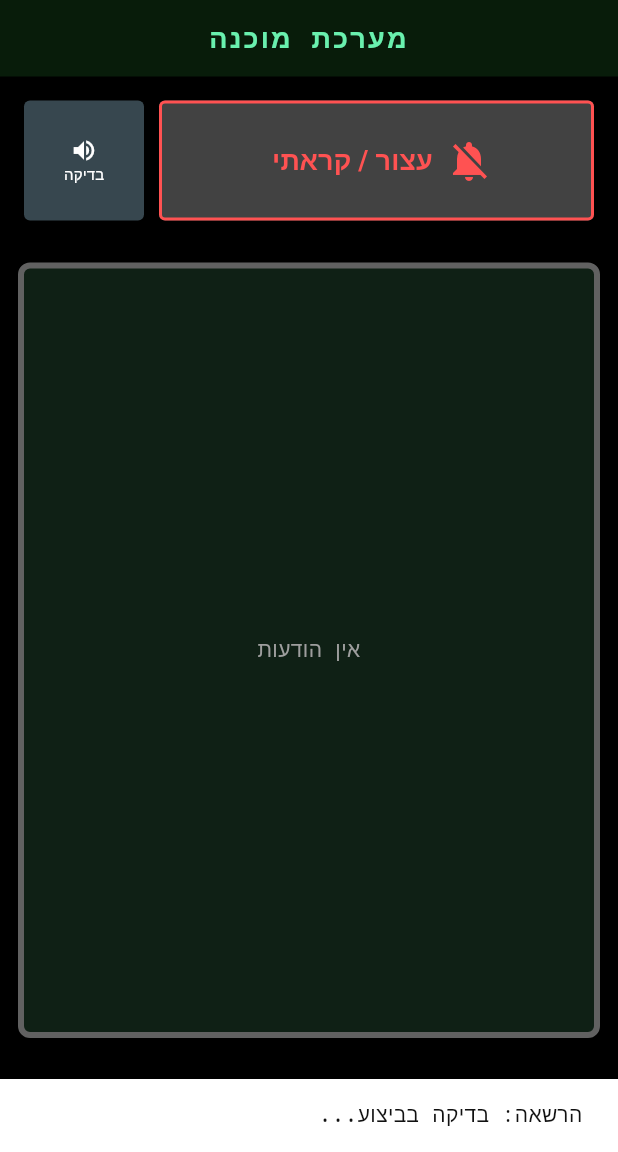
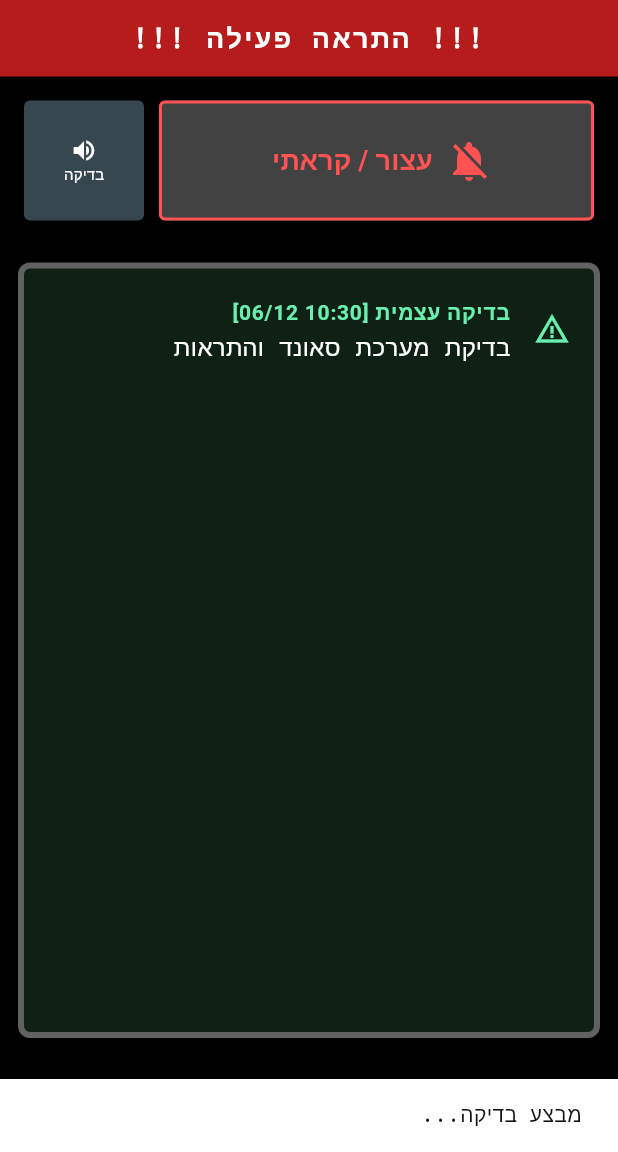
Before and after one commit to maayantallevy-lang/Beeper, a Flutter app: the screen it shows after launch, after a tap on "בדיקה", on a phone screen of 412 x 824 dp, the part 84-1236 px from its top. Run offline on Flutter 3.47's test engine with Material 3 defaults, Android fonts, the phone set to English and light mode, and no system bars; our stand-ins replace firebase_core, firebase_messaging, flutter_local_notifications, flutter_timezone, permission_handler, shared_preferences and 1 more; accounts and stored records are empty.

Commit message:
Update main.dart

```diff
--- a/lib/main.dart
+++ b/lib/main.dart
@@ -39,14 +39,12 @@ class AppLogger {
   static Future<void> log(String type, String message) async {
     try {
       final prefs = await SharedPreferences.getInstance();
-      // Force reload to ensure logs aren't overwritten by stale instances
       await prefs.reload();
       List<String> logs = prefs.getStringList(_key) ?? [];
 
       final timestamp = DateFormat('dd/MM HH:mm:ss').format(DateTime.now());
       final entry = "$timestamp [$type] $message";
 
-      // Keep only last 200 logs
       logs.insert(0, entry);
       if (logs.length > 200) logs = logs.sublist(0, 200);
 
@@ -73,7 +71,7 @@ Future<void> _firebaseMessagingBackgroundHandler(RemoteMessage message) async {
   await Firebase.initializeApp();
   await AppLogger.log("BG_MSG", "Received: ${message.messageId}");
 
-  // הודעה חדשה מבחוץ -> שומרים בהיסטוריה
+  // הודעה חדשה מבחוץ -> שומרים בהיסטוריה (true)
   await _triggerNaggingLogic(
     message.data['title'] ?? message.notification?.title ?? "הודעת ביפר",
     message.data['body'] ?? message.notification?.body ?? "התקבלה הודעה חדשה",
@@ -112,15 +110,13 @@ Future<void> _configureLocalTimeZone() async {
 // -----------------------------------------------------------------------------
 
 Future<void> _triggerNaggingLogic(String title, String body, {required bool shouldSaveHistory}) async {
-  // 1. Setup Environment
   await _configureLocalTimeZone();
-  await AppLogger.log("ALERT", "Starting logic for: $title (Save=$shouldSaveHistory)");
+  await AppLogger.log("ALERT", "Starting logic: $title (Save=$shouldSaveHistory)");
 
   final prefs = await SharedPreferences.getInstance();
-  // CRITICAL FIX: Reload prefs to ensure we see the latest settings (like 30s) changed from UI
-  await prefs.reload();
+  await prefs.reload(); // קריטי לסנכרון הגדרות והיסטוריה
 
-  // 2. Save History (Only if requested - prevents duplication on test/repeats)
+  // 1. שמירה בהיסטוריה (רק אם זו ההודעה הראשונית)
   if (shouldSaveHistory) {
     final messageData = {
       'id': const Uuid().v4(),
@@ -135,20 +131,16 @@ Future<void> _triggerNaggingLogic(String title, String body, {required bool shou
     await prefs.setStringList('beeper_history', history);
   }
 
-  // 3. Load Settings
+  // 2. טעינת הגדרות
   bool isQuietTime = _checkQuietHours(prefs);
   bool isGlobalSilent = prefs.getBool('is_global_silent') ?? false;
   bool isVibrationEnabled = prefs.getBool('is_vibration_enabled') ?? true;
-
-  // Debugging the frequency issue
   int frequencySeconds = prefs.getInt('nag_frequency_seconds') ?? 60;
-  await AppLogger.log("DEBUG", "Frequency set to: $frequencySeconds seconds");
-
   String? customSoundUri = prefs.getString('custom_sound_uri');
 
   AndroidNotificationDetails androidDetails;
 
-  // 4. Build Channel Configuration
+  // 3. בניית ערוץ ההתראה
   if (isQuietTime || isGlobalSilent) {
     androidDetails = AndroidNotificationDetails(
       'silent_channel_prod',
@@ -158,10 +150,8 @@ Future<void> _triggerNaggingLogic(String title, String body, {required bool shou
       playSound: false,
       enableVibration: isVibrationEnabled,
     );
-    await AppLogger.log("MODE", "Silent mode active");
   } else {
     String currentChannelId = baseChannelId;
-
     AndroidNotificationSound? soundObj;
     if (customSoundUri != null && customSoundUri.isNotEmpty) {
       currentChannelId = "${baseChannelId}_${customSoundUri.hashCode}";
@@ -194,7 +184,7 @@ Future<void> _triggerNaggingLogic(String title, String body, {required bool shou
       channelDescription: channelDesc,
       importance: Importance.max,
       priority: Priority.max,
-      fullScreenIntent: true, // This wakes the screen
+      fullScreenIntent: true,
       category: AndroidNotificationCategory.alarm,
       visibility: NotificationVisibility.public,
       audioAttributesUsage: AudioAttributesUsage.alarm,
@@ -207,10 +197,10 @@ Future<void> _triggerNaggingLogic(String title, String body, {required bool shou
     );
   }
 
-  // 5. Fire Immediate Notification (The "First Press")
+  // 4. התראה מיידית (ID 0)
   try {
     await flutterLocalNotificationsPlugin.show(
-      0, // ID 0 is the main alert
+      0,
       title,
       body,
       NotificationDetails(android: androidDetails),
@@ -219,29 +209,23 @@ Future<void> _triggerNaggingLogic(String title, String body, {required bool shou
     await AppLogger.log("ERR_SHOW", "Show immediate: $e");
   }
 
-  // 6. Schedule Repeats (The "Nagging")
-  // These are scheduled native alarms. They will fire purely natively.
-  // We use the EXACT SAME androidDetails so they also wake screen and make noise.
+  // 5. תזמון חזרות (נודניק)
   if (!isQuietTime && !isGlobalSilent) {
     try {
-      // Cancel previous schedules to prevent overlap
+      // ביטול תזמונים קודמים כדי למנוע כפילויות
       await flutterLocalNotificationsPlugin.cancel(1);
-      await flutterLocalNotificationsPlugin.cancel(2);
-      await flutterLocalNotificationsPlugin.cancel(3);
-      await flutterLocalNotificationsPlugin.cancel(4);
-      await flutterLocalNotificationsPlugin.cancel(5);
 
       final now = tz.TZDateTime.now(tz.local);
       for (int i = 1; i <= 5; i++) {
         final scheduledTime = now.add(Duration(seconds: i * frequencySeconds));
 
         await flutterLocalNotificationsPlugin.zonedSchedule(
-          i, // IDs 1-5 for repeats
-          "$title (חזרה $i)",
+          1, // שימוש באותו ID (1) לכל החזרות כדי שידרסו זו את זו ולא יערמו
+          "$title (נודניק $i)",
           body,
           scheduledTime,
-          NotificationDetails(android: androidDetails), // Re-use exact configuration
-          androidScheduleMode: AndroidScheduleMode.alarmClock, // Critical for timing
+          NotificationDetails(android: androidDetails),
+          androidScheduleMode: AndroidScheduleMode.alarmClock,
           uiLocalNotificationDateInterpretation:
               UILocalNotificationDateInterpretation.absoluteTime,
         );
@@ -398,7 +382,7 @@ class _BeeperScreenState extends State<BeeperScreen> with WidgetsBindingObserver
       _triggerNaggingLogic(
         msg.data['title'] ?? msg.notification?.title ?? "הודעה",
         msg.data['body'] ?? msg.notification?.body ?? "תוכן הודעה",
-        shouldSaveHistory: true
+        shouldSaveHistory: true // הודעה אמיתית - לשמור!
       );
       _loadMessages();
     });
@@ -428,7 +412,7 @@ class _BeeperScreenState extends State<BeeperScreen> with WidgetsBindingObserver
 
   Future<void> _loadMessages() async {
     final prefs = await SharedPreferences.getInstance();
-    await prefs.reload(); // Ensure we see fresh history
+    await prefs.reload(); // טעינה מחדש קריטית לעדכון מהיר של המסך
     final history = prefs.getStringList('beeper_history') ?? [];
     setState(() {
       _messages = history.map((e) => jsonDecode(e) as Map<String, dynamic>).toList();
@@ -456,19 +440,15 @@ class _BeeperScreenState extends State<BeeperScreen> with WidgetsBindingObserver
     );
   }
 
-  // --- תיקון: בדיקה עצמית ללא שכפול הודעות ---
   Future<void> _runSelfTest() async {
     ScaffoldMessenger.of(context).showSnackBar(
-      const SnackBar(
-        content: Text("הרשאה: בדיקה בביצוע..."),
-        duration: Duration(seconds: 1)
-      )
+      const SnackBar(content: Text("מבצע בדיקה..."), duration: Duration(seconds: 1))
     );
-    // Passing false so we don't spam history with test messages
+    // בדיקה יזומה - לשמור בהיסטוריה! (true)
     await _triggerNaggingLogic(
       "בדיקה עצמית",
       "בדיקת מערכת סאונד והתראות",
-      shouldSaveHistory: false
+      shouldSaveHistory: true
     );
     _loadMessages();
   }
@@ -659,7 +639,6 @@ class _PermissionsDialogState extends State<PermissionsDialog> {
   void initState() {
     super.initState();
     _check();
-    // בדיקה אגרסיבית: רענון כל שנייה כדי לתפוס שינויים בזמן אמת
     _refreshTimer = Timer.periodic(const Duration(seconds: 1), (_) => _check());
   }
 
@@ -710,7 +689,7 @@ class _PermissionsDialogState extends State<PermissionsDialog> {
             const SizedBox(height: 15),
             if (_statuses[Permission.ignoreBatteryOptimizations] != PermissionStatus.granted)
                const Text(
-                "הערה: 'החרגת סוללה' קריטית לקבלת התראות כשהמסך כבוי.",
+                "חשוב: עבור הרשאת סוללה, יש לבחור 'ללא הגבלה' (Unrestricted) בהגדרות האפליקציה.",
                 style: TextStyle(color: Colors.orange, fontSize: 12),
               ),
           ],
@@ -728,7 +707,8 @@ class _PermissionsDialogState extends State<PermissionsDialog> {
   Widget _buildRow(String name, Permission perm) {
     final status = _statuses[perm] ?? PermissionStatus.denied;
     bool isOk = status == PermissionStatus.granted;
-    bool isPermanentlyDenied = status.isPermanentlyDenied || status.isRestricted;
+    // עבור סוללה, באנדרואיד לעיתים קרובות הסטטוס מדווח כ-Denied גם כשאפשר לבקש
+    // לכן אנו מאפשרים ללחוץ על הכפתור תמיד אם זה לא Granted
 
     return Padding(
       padding: const EdgeInsets.symmetric(vertical: 8.0),
@@ -742,20 +722,28 @@ class _PermissionsDialogState extends State<PermissionsDialog> {
               height: 30,
               child: ElevatedButton(
                 style: ElevatedButton.styleFrom(
-                  backgroundColor: isPermanentlyDenied ? Colors.orange : Colors.greenAccent,
+                  backgroundColor: Colors.greenAccent,
                   padding: const EdgeInsets.symmetric(horizontal: 8)
                 ),
                 onPressed: () async {
-                  if (isPermanentlyDenied) {
-                    await openAppSettings();
+                  // לוגיקה משופרת: אם הבקשה נכשלת או שזו סוללה, פתח הגדרות ישירות
+                  if (perm == Permission.ignoreBatteryOptimizations) {
+                     // ניסיון ראשון לבקשה סטנדרטית
+                     final result = await perm.request();
+                     if (result != PermissionStatus.granted) {
+                       await openAppSettings();
+                     }
                   } else {
-                    await perm.request();
-                    // הטיימר כבר יתפוס את השינוי
+                    final result = await perm.request();
+                    if (result.isPermanentlyDenied) {
+                      await openAppSettings();
+                    }
                   }
+                  // הטיימר ירענן את המצב
                 },
-                child: Text(
-                  isPermanentlyDenied ? "הגדרות" : "אשר",
-                  style: const TextStyle(color: Colors.black, fontSize: 12)
+                child: const Text(
+                  "אשר / הגדרות",
+                  style: TextStyle(color: Colors.black, fontSize: 12)
                 ),
               ),
             )
```
